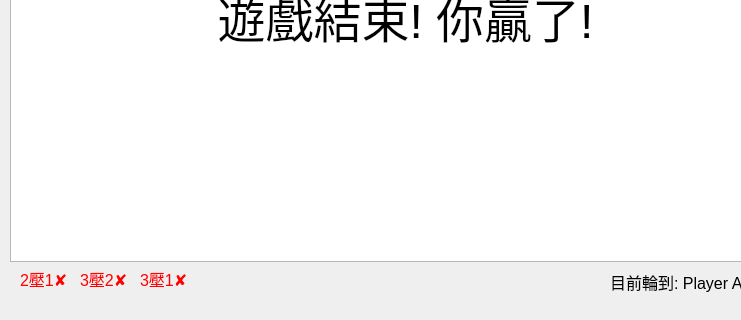
First picture: the form in mainwindow.ui, repository XCI9/CardGame, before the edit; both pictures show x 0 to 741 and y 189 to 509 of the 1020 by 509 pixel window.
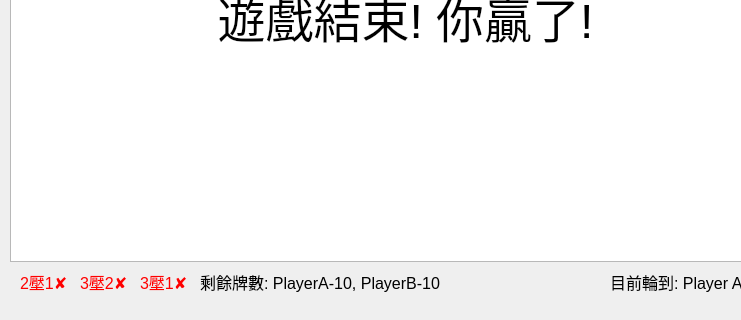
Second picture: the form after the edit.

Commit message: add left card count information

```diff
--- a/mainwindow.ui
+++ b/mainwindow.ui
@@ -116,7 +116,7 @@
       <x>140</x>
       <y>460</y>
       <width>51</width>
-      <height>16</height>
+      <height>21</height>
      </rect>
     </property>
     <property name="font">
@@ -137,7 +137,7 @@
       <x>80</x>
       <y>460</y>
       <width>51</width>
-      <height>16</height>
+      <height>21</height>
      </rect>
     </property>
     <property name="font">
@@ -158,7 +158,7 @@
       <x>20</x>
       <y>460</y>
       <width>51</width>
-      <height>16</height>
+      <height>21</height>
      </rect>
     </property>
     <property name="font">
@@ -239,6 +239,27 @@
      <set>Qt::AlignCenter</set>
     </property>
    </widget>
+   <widget class="QLabel" name="card_count">
+    <property name="geometry">
+     <rect>
+      <x>200</x>
+      <y>460</y>
+      <width>401</width>
+      <height>21</height>
+     </rect>
+    </property>
+    <property name="font">
+     <font>
+      <pointsize>12</pointsize>
+     </font>
+    </property>
+    <property name="styleSheet">
+     <string notr="true"/>
+    </property>
+    <property name="text">
+     <string>剩餘牌數: PlayerA-10, PlayerB-10</string>
+    </property>
+   </widget>
   </widget>
   <widget class="QMenuBar" name="menubar">
    <property name="geometry">
```
The commit also changes 5 other files.
